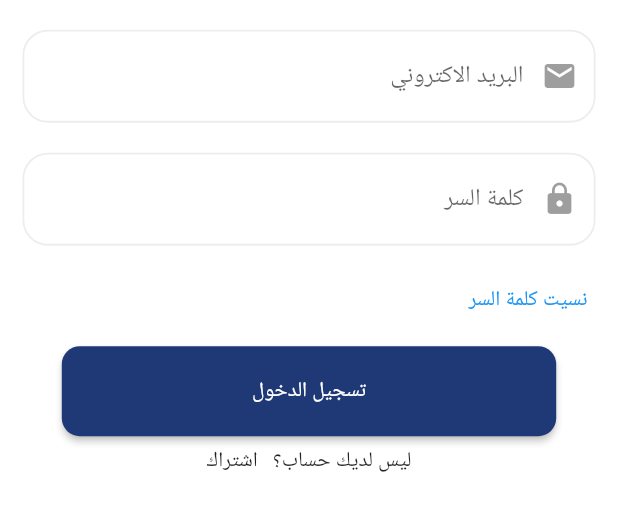
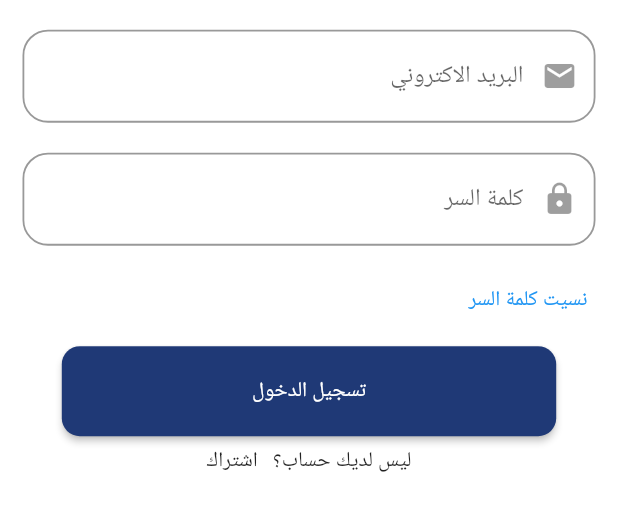
Before and after one commit to Taha-khaled1/oudz_app, a Flutter app: the screen it shows after launch, on a phone screen of 412 x 824 dp, the part 560-1091 px from its top. Run offline on Flutter 3.47's test engine with Material 2 defaults, Android fonts, the phone set to English and light mode, and no system bars; our stand-ins replace carousel_slider, device_preview, flutter_svg, get, lottie, pinput and 4 more; accounts and stored records are empty; Roboto replaces fonts that are missing (Cairo); statements that could not run were skipped.

Commit message:
first commit

```diff
--- a/lib/presentation_layer/components/customtextfild.dart
+++ b/lib/presentation_layer/components/customtextfild.dart
@@ -90,17 +90,16 @@ class CustomTextfeild extends StatelessWidget {
                   ? OutlineInputBorder(
                       borderRadius: BorderRadius.circular(17),
                       borderSide: BorderSide(
-                        width: 1.2,
-                        style: isBoarder ?? BorderStyle.solid,
-                        color: ColorManager.grey2,
-                      ), //<-- SEE HERE
+                          width: 1.2,
+                          style: isBoarder ?? BorderStyle.solid,
+                          color: Colors.black.withOpacity(0.4)), //<-- SEE HERE
                     )
                   : OutlineInputBorder(
                       borderRadius: BorderRadius.circular(17),
                       borderSide: BorderSide(
                         width: 0,
                         // style: BorderStyle.none,
-                        color: ColorManager.grey2,
+                        color: Colors.black.withOpacity(0.4),
                       ), //<-- SEE HERE
                     ),
               focusedBorder: OutlineInputBorder(
@@ -108,7 +107,7 @@ class CustomTextfeild extends StatelessWidget {
                 borderSide: BorderSide(
                   width: 1.2,
                   // style: BorderStyle.none,
-                  color: ColorManager.grey2,
+                  color: ColorManager.ktextblackk,
                 ), //<-- SEE HERE
               ),
 
--- a/lib/presentation_layer/screen/account_screen/account_screen.dart
+++ b/lib/presentation_layer/screen/account_screen/account_screen.dart
@@ -49,8 +49,8 @@ class AccountScreen extends StatelessWidget {
                   },
                 ),
                 CustomListtile(
-                  widget: const Icon(Icons.person),
-                  titel: 'العناوين',
+                  widget: const Icon(Icons.home),
+                  titel: 'اضافة عنوان',
                   onTap: () {
                     Get.to(() => const AddressScreen());
                   },
```
Also changed, not shown: lib/presentation_layer/screen/address_screen/address_screen.dart (+50 -27 lines).
